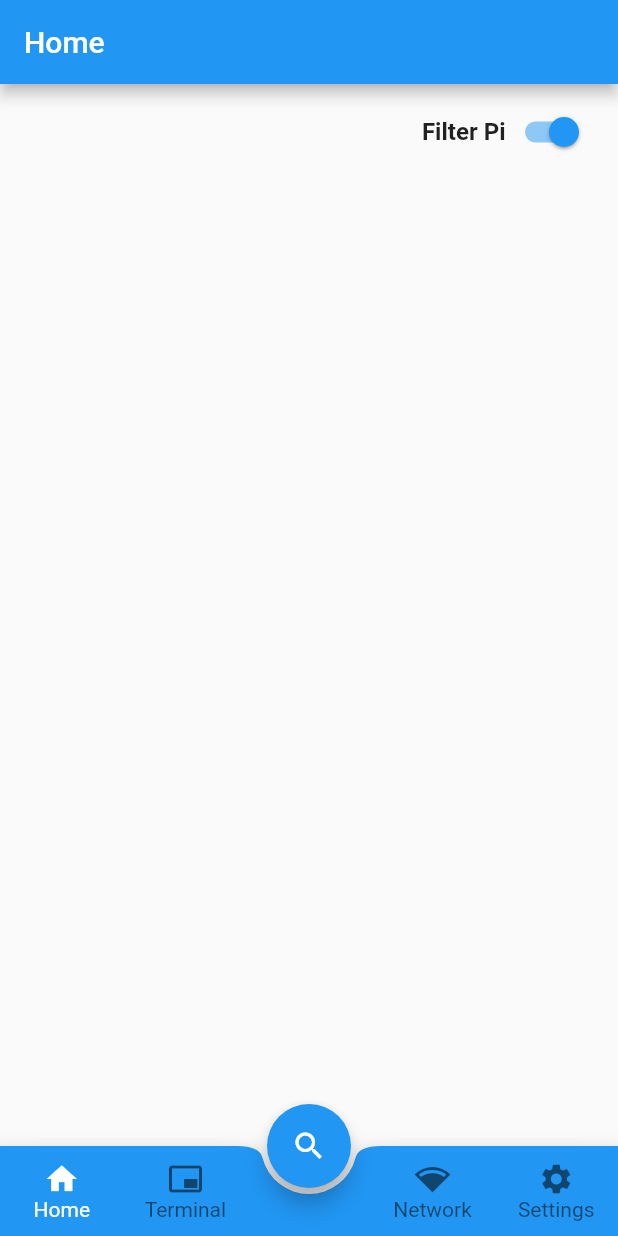
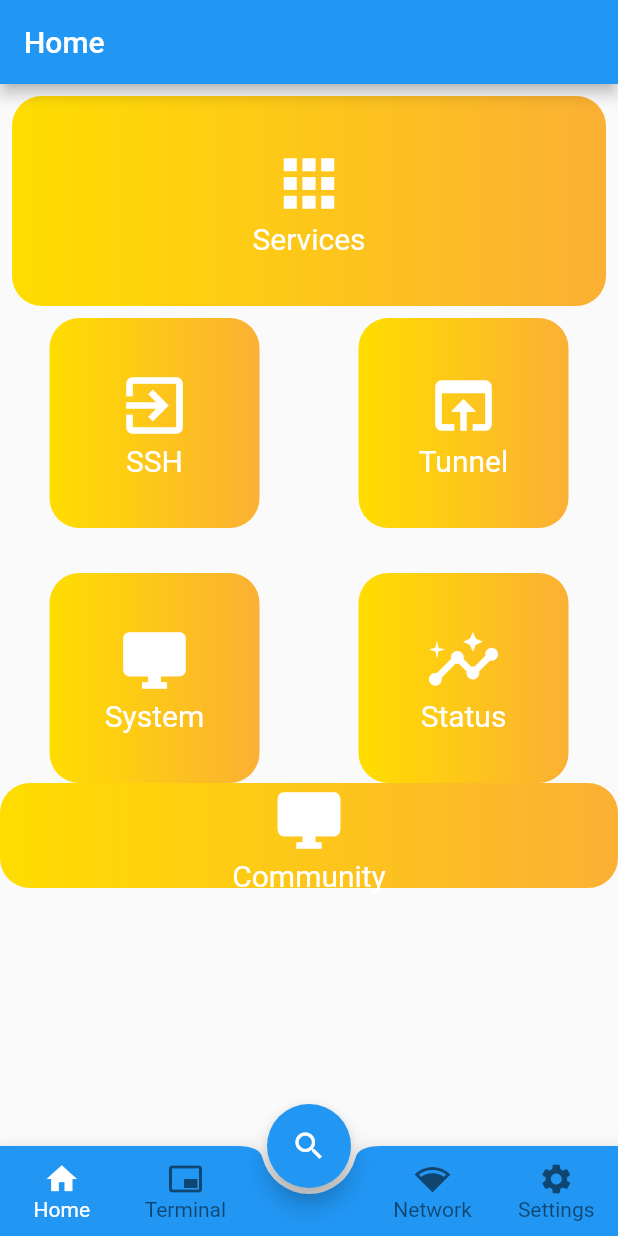
Before and after one commit to treehouses/flutter-ble-terminal, a Flutter app: the screen it shows after launch, on a phone screen of 412 x 824 dp. Run offline on Flutter 3.47's test engine with Material 2 defaults, Android fonts, the phone set to English and light mode, and no system bars; our stand-ins replace flutter_blue, shared_preferences.

Commit message:
add initial home screen

```diff
--- a/lib/ui/home/screen/dashboard_screen.dart
+++ b/lib/ui/home/screen/dashboard_screen.dart
@@ -3,6 +3,7 @@ import 'package:flutter/material.dart';
 import 'package:flutter_blue/flutter_blue.dart';
 import 'package:treehousesble/ui/home/screen/search_screen.dart';
 import 'package:treehousesble/ui/home/screen/device_screen.dart';
+import 'package:treehousesble/ui/home/screen/services_screen.dart';
 import 'package:treehousesble/ui/home/widget/scan_result_tile.dart';
 import 'package:treehousesble/ui/home/widget/fab_bottom_app_bar.dart';
 import 'package:treehousesble/ui/network/screen/network_screen.dart';
@@ -19,7 +20,8 @@ class _FindDevicesScreenState extends State<FindDevicesScreen> {
   Widget pages(int index) {
     switch(index) {
       case 0:
-        return SearchPage();
+        //return SearchPage();
+        return ServicesScreen();
       case 1:
         return Container();
       case 2:
--- /dev/null
+++ b/lib/ui/home/screen/services_screen.dart
@@ -0,0 +1,82 @@
+import 'package:flutter/material.dart';
+import 'package:treehousesble/ui/widgets/gradient_card.dart';
+
+class ServicesScreen extends StatefulWidget {
+  @override
+  State<ServicesScreen> createState() => _ServicesScreenState();
+}
+
+class _ServicesScreenState extends State<ServicesScreen> {
+  bool sharingData = false;
+  @override
+  Widget build(BuildContext context) {
+    return Scaffold(
+        body: SingleChildScrollView(
+            child: Column(
+              crossAxisAlignment: CrossAxisAlignment.start,
+
+              children: [
+                Column(
+                    children: <Widget> [
+                      Padding(
+                        padding: const EdgeInsets.all(8.0),
+                        child: GradientCard(
+                            [Color(0xFFffdd00), Color(0xFFfbb034)],
+                            [MediaQuery.of(context).size.width, 140],
+                            Icons.apps,
+                            "Services"
+                        ),
+                      ),
+                    ]
+                ),
+                Row(
+                  mainAxisAlignment: MainAxisAlignment.spaceAround,
+                  children: [
+                    GradientCard(
+                        [Color(0xFFffdd00), Color(0xFFfbb034)],
+                        [140, 140],
+                        Icons.exit_to_app,
+                        "SSH"
+                    ),
+                    GradientCard(
+                        [Color(0xFFffdd00), Color(0xFFfbb034)],
+                        [140, 140],
+                        Icons.open_in_browser,
+                        "Tunnel"
+                    ),
+                  ],
+                ),
+                SizedBox(height: 30),
+                Row(
+                  mainAxisAlignment: MainAxisAlignment.spaceAround,
+                  children: [
+                    GradientCard(
+                        [Color(0xFFffdd00), Color(0xFFfbb034)],
+                        [140, 140],
+                        Icons.desktop_windows,
+                        "System"
+                    ),
+                    GradientCard(
+                        [Color(0xFFffdd00), Color(0xFFfbb034)],
+                        [140, 140],
+                        Icons.insights,
+                        "Status"
+                    ),
+                  ],
+                ),
+                Row(
+                  children: [
+                    GradientCard(
+                        [Color(0xFFffdd00), Color(0xFFfbb034)],
+                        [MediaQuery.of(context).size.width, 70],
+                        Icons.desktop_windows,
+                        "Community"
+                    ),
+                  ],
+                ),
+              ],
+            )
+        )
+    );
+  }
+}
--- a/lib/ui/widgets/gradient_card.dart
+++ b/lib/ui/widgets/gradient_card.dart
@@ -7,7 +7,7 @@ class GradientCard extends StatefulWidget {
   final String type;
   final bool highlighted;
   final Function? func;
-  GradientCard(this.colors, this.sizes, this.icon, this.type, this.highlighted, [this.func]);
+  GradientCard(this.colors, this.sizes, this.icon, this.type, [this.highlighted = false, this.func]);
   @override
   State<GradientCard> createState() => _GradientCard();
 }
```
